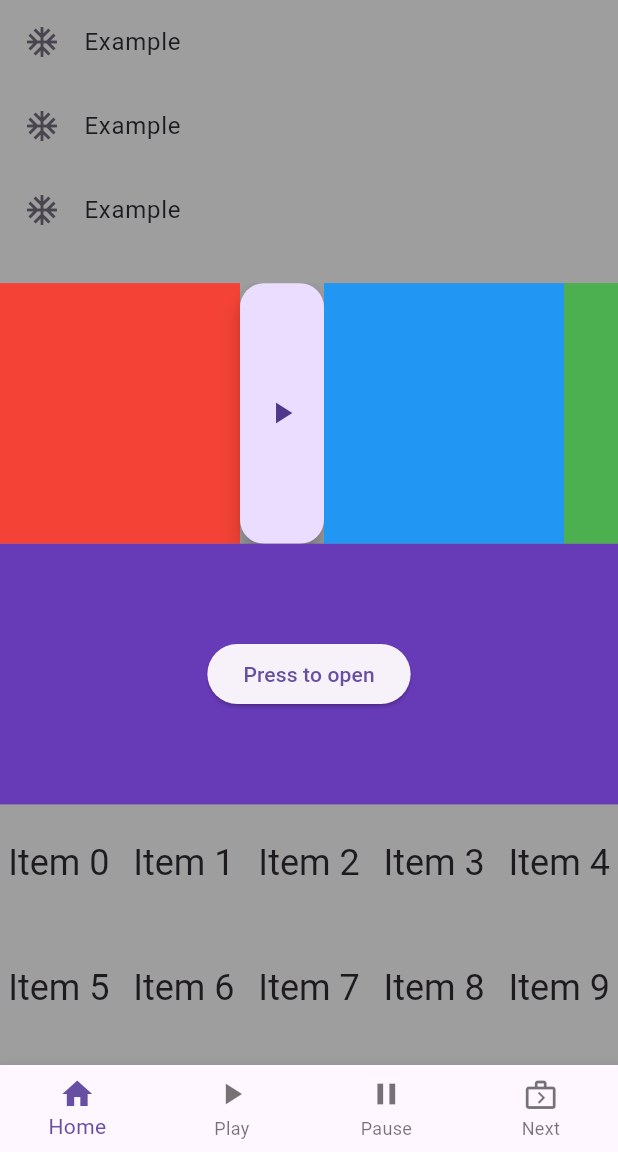
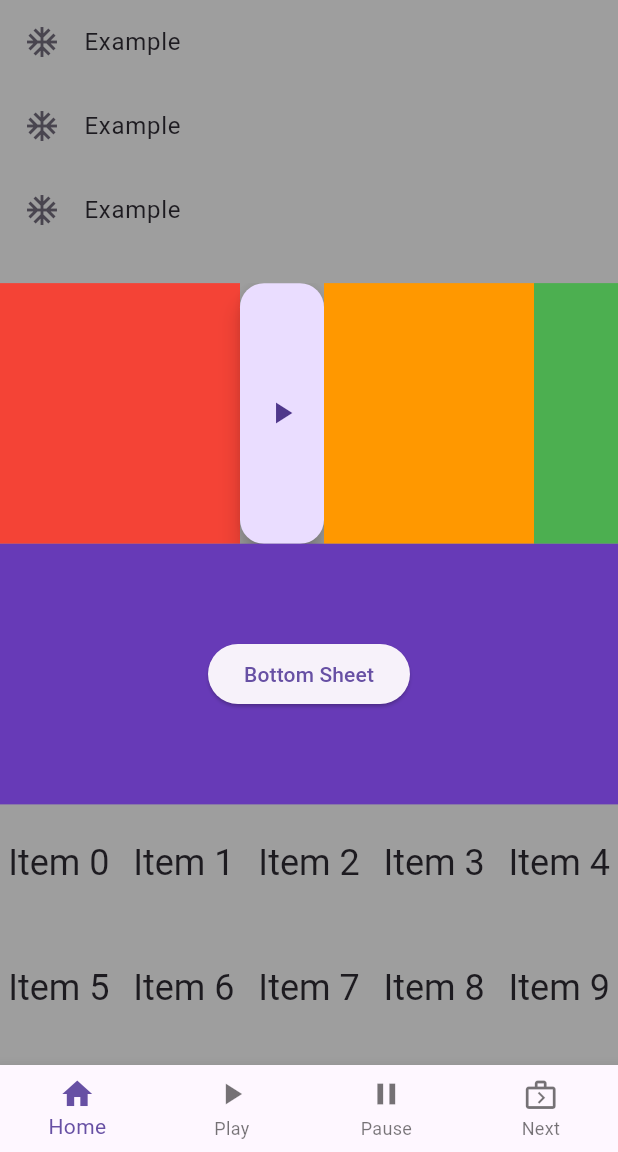
Before and after one commit to Johncross00/random_user, a Flutter app: the screen it shows after launch, on a phone screen of 412 x 824 dp, the part 84-1236 px from its top. Run offline on Flutter 3.47's test engine with Material 3 defaults, Android fonts, the phone set to English and light mode, and no system bars.

Commit message:
home page

```diff
--- a/lib/screen/pages/home_page.dart
+++ b/lib/screen/pages/home_page.dart
@@ -1,6 +1,10 @@
 import 'package:flutter/material.dart';
+import 'package:random_user/screen/widgets/bottom_sheet.dart';
 import 'package:random_user/screen/widgets/bottomtab.dart';
 import 'package:random_user/screen/widgets/drawer_but.dart';
+import '../widgets/buildListTile.dart';
+import '../widgets/build_grid_view.dart';
+import '../widgets/row_container.dart';
 
 class HomePage extends StatefulWidget {
   const HomePage({super.key});
@@ -47,7 +51,7 @@ class _HomePageState extends State<HomePage> {
                 ],
               ),
             ),
-            const SizedBox(height: 15), // Espace de 15 pixels
+            const SizedBox(height: 15),
             Expanded(
               child: ListView(
                 scrollDirection: Axis.horizontal,
@@ -68,54 +72,26 @@ class _HomePageState extends State<HomePage> {
                     },
                     child: const Icon(Icons.play_arrow),
                   ),
-                  Container(
-                    width: 160,
-                    color: Colors.blue,
-                  ),
-                  Container(
-                    width: 160,
-                    color: Colors.green,
-                  ),
+                  buildContainer(width: 140, color: Colors.orange),
+                  buildContainer(width: 140, color: Colors.green),
                   const AnimatedIcon(
                       icon: AnimatedIcons.arrow_menu,
                       progress: kAlwaysCompleteAnimation),
-                  Container(
-                    width: 160,
-                    color: Colors.yellow,
-                  ),
-                  Container(
-                    width: 160,
-                    color: Colors.orange,
-                  ),
+                  buildContainer(width: 140, color: Colors.yellow),
+                  buildContainer(width: 140, color: Colors.pink),
                 ],
               ),
             ),
             Expanded(
               child: Container(
-                child: Center(
-                  child: ElevatedButton(onPressed: (){
-                    _displayBottomSheet(context);
-                  },
-                      child: Text("Press to open")),
+                color: Colors.deepPurple,
+                child: const Center(
+                  child: BottomSheetBar(),
                 ),
-                color: Colors.deepPurple,
               ),
             ),
             Expanded(
-              child: GridView.count(
-                crossAxisCount: 5,
-                mainAxisSpacing: 5,
-                crossAxisSpacing: 5,
-                scrollDirection: Axis.vertical,
-                children: List.generate(100, (index) {
-                  return Center(
-                    child: Text(
-                      'Item $index',
-                      style: Theme.of(context).textTheme.headlineSmall,
-                    ),
-                  );
-                }),
-              ),
+              child: buildGridView(context),
             ),
           ],
         ),
@@ -124,22 +100,4 @@ class _HomePageState extends State<HomePage> {
       drawer: const DrawerBut(),
     );
   }
-
-  ListTile buildListTile() {
-    return const ListTile(
-      leading: Icon(Icons.ac_unit),
-      title: Text("Example"),
-    );
-  }
-
-  Future _displayBottomSheet(BuildContext context){
-    return showModalBottomSheet(
-      isScrollControlled: true,
-      backgroundColor: Colors.orange,
-      context: context,
-      builder: (context) => Container(
-        height: 200,
-      )
-    );
-  }
 }
```
